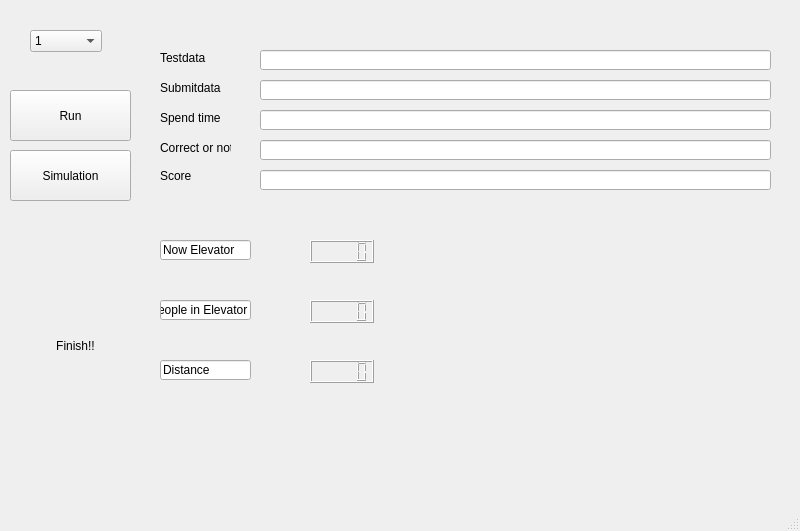
david20571015/AOOP_final, file mainwindow.ui: the form before one commit.
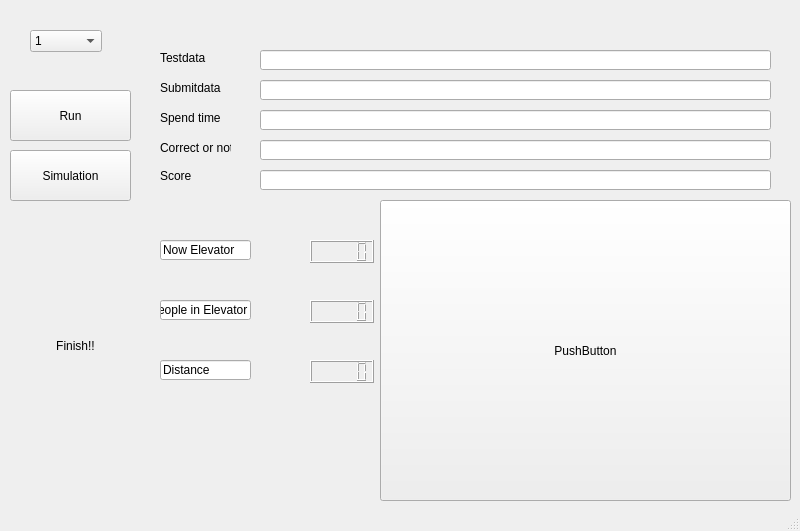
The form after the commit.

```diff
--- a/mainwindow.ui
+++ b/mainwindow.ui
@@ -400,6 +400,19 @@
      </rect>
     </property>
    </widget>
+   <widget class="QPushButton" name="upload">
+    <property name="geometry">
+     <rect>
+      <x>380</x>
+      <y>200</y>
+      <width>411</width>
+      <height>301</height>
+     </rect>
+    </property>
+    <property name="text">
+     <string>PushButton</string>
+    </property>
+   </widget>
   </widget>
   <widget class="QMenuBar" name="menubar">
    <property name="geometry">
```
